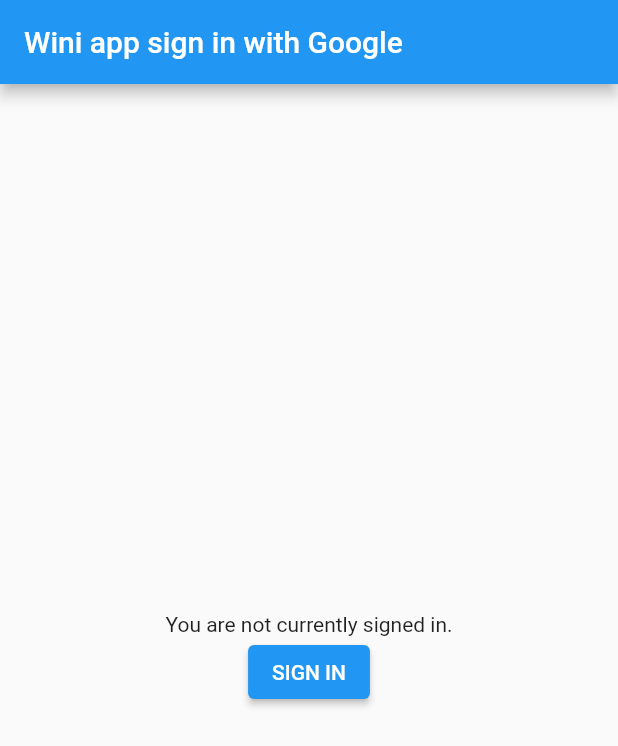
After one commit to thuno/wini_web, a Flutter app: the LoginPage screen opened directly, after a tap on "SIGN IN", on a phone screen of 412 x 824 dp. The commit adds this screen. Shown: the top 746 px of the screen. Run offline on Flutter 3.47's test engine with Material 2 defaults, Android fonts, the phone set to English and light mode, and no system bars; our stand-ins replace google_sign_in, socket_io_client; network calls fail.

Commit message:
add socket && google sign in

```diff
--- /dev/null
+++ b/lib/config.dart
@@ -0,0 +1,4 @@
+class Config {
+  static String urlSocketIO = "http://10.15.153.42:4000"; // A Đông Dùng
+  // static String urlSocketIO = "http://socket.wini.vn:4000";
+}
--- /dev/null
+++ b/lib/login_page.dart
@@ -0,0 +1,107 @@
+import 'package:flutter/material.dart';
+import 'package:wini_web/main.dart';
+import 'package:google_sign_in/google_sign_in.dart';
+import 'package:wini_web/socket_io.dart';
+
+class GoogleService {
+  static GoogleSignIn googleSignIn = GoogleSignIn(
+    // Optional clientId
+    // clientId: '479882132969-9i9aqik3jfjd7qhci1nqf0bm2g71rm1u.apps.googleusercontent.com',
+    scopes: <String>[
+      'email',
+      'https://www.googleapis.com/auth/userinfo.profile',
+    ],
+  );
+
+  static GoogleSignInAccount? user;
+}
+
+class LoginPage extends StatefulWidget {
+  final String? socketId;
+  const LoginPage({Key? key, this.socketId}) : super(key: key);
+
+  // This widget is the home page of your application. It is stateful, meaning
+  // that it has a State object (defined below) that contains fields that affect
+  // how it looks.
+
+  // This class is the configuration for the state. It holds the values (in this
+  // case the title) provided by the parent (in this case the App widget) and
+  // used by the build method of the State. Fields in a Widget subclass are
+  // always marked "final".
+
+  @override
+  State<LoginPage> createState() => _LoginPageState();
+}
+
+class _LoginPageState extends State<LoginPage> {
+  Future<void> _handleSignIn() async {
+    // await Firebase.initializeApp(
+    //   options: FirebaseOptions(
+    //     apiKey: "AIzaSyDmWRhh2GIb8zSxpYOdTaUp9MLFD7nK7uY",
+    //     appId: "1:896533840329:web:a71d00f5d88bb45979e818",
+    //     messagingSenderId: "896533840329",
+    //     projectId: "wini-signin",
+    //   ),
+    // );
+    // final FirebaseAuth _firebaseAuth = FirebaseAuth.instance;
+    print(widget.socketId);
+    final GoogleSignInAccount? googleUser = await GoogleService.googleSignIn.signIn();
+    GoogleService.user = googleUser;
+    final GoogleSignInAuthentication googleAuth = await googleUser!.authentication;
+    if (widget.socketId != null) {
+      WiniIO.emitGoogle(
+        accessToken: googleAuth.accessToken,
+        idToken: googleAuth.idToken,
+        socketId: widget.socketId,
+      );
+    }
+    (Router.of(context).routerDelegate as MyRouteDelegate).myRouteConfig =
+        MyRouteConfig(pathName: RoutePage.home, socketId: widget.socketId);
+  }
+
+  @override
+  Widget build(BuildContext context) {
+    // This method is rerun every time setState is called, for instance as done
+    // by the _incrementCounter method above.
+    //
+    // The Flutter framework has been optimized to make rerunning build methods
+    // fast, so that you can just rebuild anything that needs updating rather
+    // than having to individually change instances of widgets.
+    return Scaffold(
+      appBar: AppBar(
+        // Here we take the value from the MyHomePage object that was created by
+        // the App.build method, and use it to set our appbar title.
+        title: const Text('Wini app sign in with Google'),
+      ),
+      body: Center(
+        // Center is a layout widget. It takes a single child and positions it
+        // in the middle of the parent.
+        child: Column(
+          // Column is also a layout widget. It takes a list of children and
+          // arranges them vertically. By default, it sizes itself to fit its
+          // children horizontally, and tries to be as tall as its parent.
+          //
+          // Invoke "debug painting" (press "p" in the console, choose the
+          // "Toggle Debug Paint" action from the Flutter Inspector in Android
+          // Studio, or the "Toggle Debug Paint" command in Visual Studio Code)
+          // to see the wireframe for each widget.
+          //
+          // Column has various properties to control how it sizes itself and
+          // how it positions its children. Here we use mainAxisAlignment to
+          // center the children vertically; the main axis here is the vertical
+          // axis because Columns are vertical (the cross axis would be
+          // horizontal).
+          mainAxisAlignment: MainAxisAlignment.center,
+          children: <Widget>[
+            const Text('You are not currently signed in.'),
+            ElevatedButton(
+              onPressed: _handleSignIn,
+              child: const Text('SIGN IN'),
+            ),
+          ],
+        ),
+      ),
+      // This trailing comma makes auto-formatting nicer for build methods.
+    );
+  }
+}
--- a/pubspec.yaml
+++ b/pubspec.yaml
@@ -37,6 +37,8 @@
 
 dev_dependencies:
   google_sign_in: ^5.3.2
+  socket_io_client: ^1.0.2
+  web_socket_channel: ^2.1.0
   flutter_test:
     sdk: flutter
 
```
Also changed, not shown: lib/home_page.dart (+27 -77 lines), lib/main.dart (+36 -27 lines), lib/socket_io.dart (added, +82 -0 lines), lib/tab_page.dart (deleted, +0 -19 lines), pubspec.lock, 1 other file.
